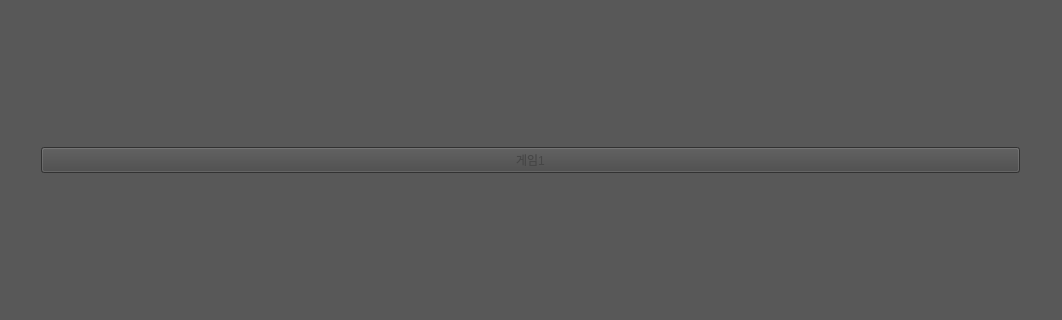
Before: the Qt Designer form Game Launcher/GameLauncher.ui in startergate/The-Intersection, drawn with Qt 5; both pictures show x 0 to 1062 and y 260 to 580 of the 1062 by 788 pixel window.
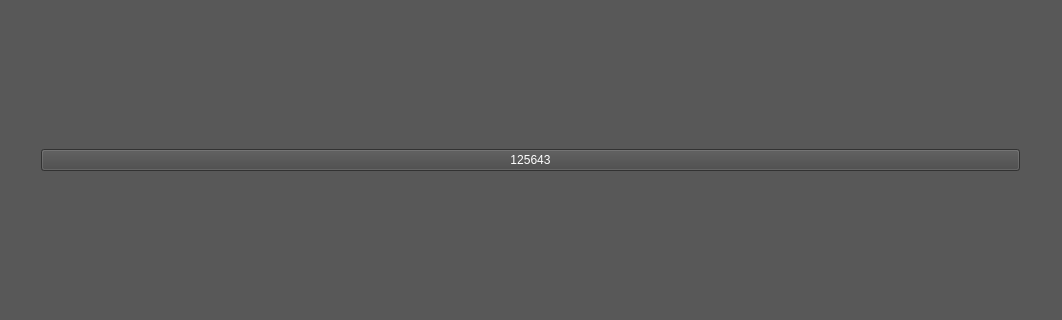
After: the same form once the commit is applied.

Commit message: 버튼 디자인 변경

The edit to the form file:
```diff
--- a/Game Launcher/GameLauncher.ui
+++ b/Game Launcher/GameLauncher.ui
@@ -44,7 +44,7 @@
      <string>Library</string>
     </property>
    </widget>
-   <widget class="QWidget" name="">
+   <widget class="QWidget" name="layoutWidget">
     <property name="geometry">
      <rect>
       <x>30</x>
@@ -62,13 +62,13 @@
         </font>
        </property>
        <property name="styleSheet">
-        <string notr="true">color: rgb(70, 70, 70);
+        <string notr="true">color: white;
 border-color: rgba(255, 255, 255, 0);
 background-color: rgb(70, 70, 70);
 width: 30px</string>
        </property>
        <property name="text">
-        <string>게임1</string>
+        <string>125643</string>
        </property>
       </widget>
      </item>
```
